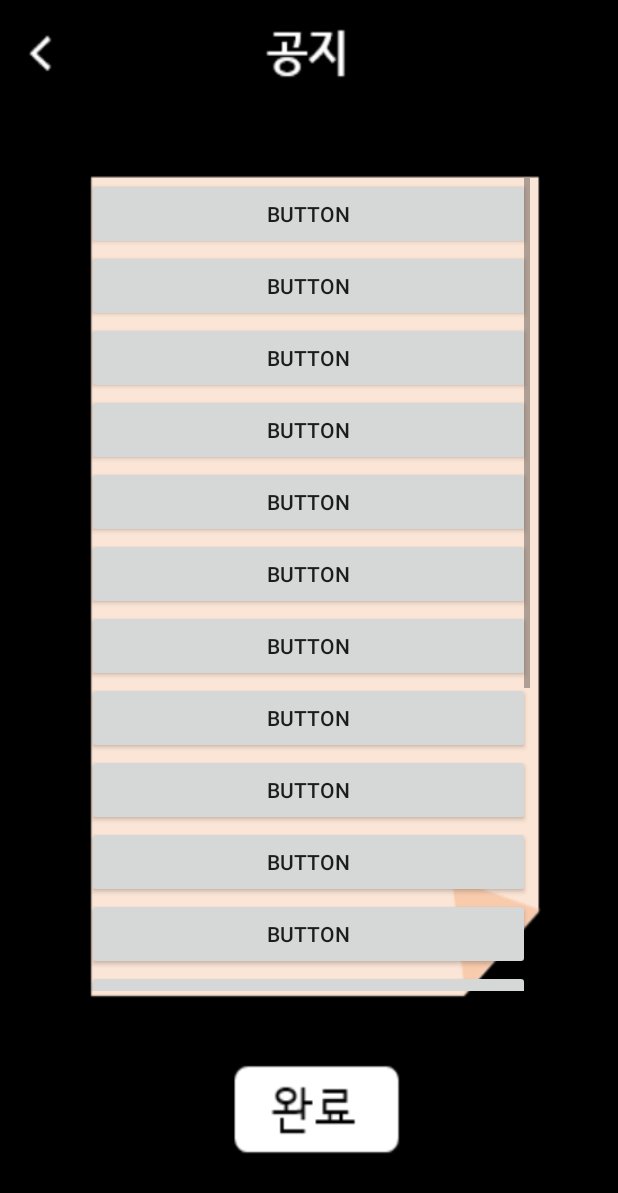
After one commit to FireProject/Kotlin, an Android app: the layout activity_notice.xml on its own in the app's theme, with its tools: preview values and no code run, on a phone screen of 412 x 824 dp. The commit adds this screen. Shown: the top 1193 px of the screen. Run offline under Robolectric (Android 15) with nearby library versions, the phone set to English and light mode, and no system bars.

Commit message:
03/22 : PPT11(공지) 대충 만들기
- DB : 화요일
- 공지 페이지 대충 만들기 완료
- 집 : ScrollView -> Edittext 작업하기.
- scroll이 frame layout 상속 받아서 edittext 쉽게 작업 될 것.

```diff
--- a/app/src/main/AndroidManifest.xml
+++ b/app/src/main/AndroidManifest.xml
@@ -12,8 +12,9 @@
         android:roundIcon="@mipmap/ic_burning_up_round"
         android:supportsRtl="true"
         android:theme="@style/Theme.AppCompat.Light.NoActionBar">
-        <activity android:name=".CustomDialog"
-            tools:ignore="Instantiatable"></activity>
+        <activity
+            android:name=".CustomDialog"
+            tools:ignore="Instantiatable" />
         <activity android:name=".SplashActivity">
             <intent-filter>
                 <action android:name="android.intent.action.MAIN" />
@@ -25,6 +26,7 @@
         <activity android:name=".RegisterActivity" />
         <activity android:name=".LoginActivity" />
         <activity android:name=".AddChatRoomActivity" />
+        <activity android:name=".NoticeActivity"></activity>
     </application>
 
 </manifest>
--- a/app/src/main/java/com/example/BurningUp/AddChatRoomActivity.kt
+++ b/app/src/main/java/com/example/BurningUp/AddChatRoomActivity.kt
@@ -48,12 +48,16 @@ class AddChatRoomActivity : AppCompatActivity()
         mBinding = ActivityAddChatRoomBinding.inflate(layoutInflater)
         setContentView(binding.root)
 
-        OpenDialog()
-
+        //DB method
         database = FirebaseDatabase.getInstance().getReference()
         database.child("Rooms").child("curPerson").setValue(3)
+        //TestFirebase()
 
-        //TestFirebase()
+        //Move other Page Method
+        OpenDialog()
+        OpenNotice()
+
+        //Layout Method
         MakeBaseSeekBar()
         ChangeSeekBar()
         ChangeRadioBox()
@@ -122,6 +126,14 @@ class AddChatRoomActivity : AppCompatActivity()
         }
     }
 
+    fun OpenNotice()
+    {
+        binding.btnNotice.setOnClickListener {
+            val intent = Intent(this, NoticeActivity::class.java);
+            startActivity(intent)
+        }
+    }
+
     /*
     fun TestFirebase()
     {
--- /dev/null
+++ b/app/src/main/java/com/example/BurningUp/NoticeActivity.kt
@@ -0,0 +1,20 @@
+package com.example.BurningUp
+
+import androidx.appcompat.app.AppCompatActivity
+import android.os.Bundle
+import com.example.BurningUp.databinding.ActivityAddChatRoomBinding
+import com.example.BurningUp.databinding.ActivityLoginBinding
+import com.example.BurningUp.databinding.ActivityNoticeBinding
+
+class NoticeActivity : AppCompatActivity()
+{
+    private var mBinding: ActivityNoticeBinding? = null
+    private val binding get() = mBinding!!
+
+    override fun onCreate(savedInstanceState: Bundle?)
+    {
+        super.onCreate(savedInstanceState)
+        mBinding = ActivityNoticeBinding.inflate(layoutInflater)
+        setContentView(binding.root)
+    }
+}
--- a/app/src/main/res/layout/activity_add_chat_room.xml
+++ b/app/src/main/res/layout/activity_add_chat_room.xml
@@ -25,6 +25,12 @@
             android:layout_width="match_parent"
             android:layout_height="wrap_content"
             android:text="dialog로 가자" />
+
+        <Button
+            android:id="@+id/btn_notice"
+            android:layout_width="match_parent"
+            android:layout_height="wrap_content"
+            android:text="Notice로 가자" />
 
         <Space
             android:layout_width="match_parent"
--- /dev/null
+++ b/app/src/main/res/layout/activity_notice.xml
@@ -0,0 +1,173 @@
+<?xml version="1.0" encoding="utf-8"?>
+<LinearLayout
+    xmlns:android="http://schemas.android.com/apk/res/android"
+    xmlns:app="http://schemas.android.com/apk/res-auto"
+    android:orientation="vertical"
+    android:id="@+id/LL_1"
+    android:layout_width="match_parent"
+    android:layout_height="match_parent"
+    android:background="@drawable/notice">
+
+    <Space
+        android:layout_width="match_parent"
+        android:layout_height="0dp"
+        android:layout_weight="2.2"/>
+
+    <LinearLayout
+        android:layout_width="match_parent"
+        android:layout_height="0dp"
+        android:orientation="horizontal"
+        android:layout_weight="10">
+
+        <Space
+            android:layout_width="0dp"
+            android:layout_height="match_parent"
+            android:layout_weight="1" />
+
+        <ScrollView
+            android:layout_width="0dp"
+            android:layout_height="match_parent"
+            android:layout_weight="5.1">
+
+            <LinearLayout
+                android:layout_width="match_parent"
+                android:layout_height="wrap_content"
+                android:orientation="vertical">
+
+                <Button
+                    android:id="@+id/button1"
+                    android:layout_width="match_parent"
+                    android:layout_height="wrap_content"
+                    android:text="Button" />
+                <Button
+                    android:id="@+id/button2"
+                    android:layout_width="match_parent"
+                    android:layout_height="wrap_content"
+                    android:text="Button" /><Button
+                android:id="@+id/button3"
+                android:layout_width="match_parent"
+                android:layout_height="wrap_content"
+                android:text="Button" /><Button
+                android:id="@+id/button4"
+                android:layout_width="match_parent"
+                android:layout_height="wrap_content"
+                android:text="Button" />
+                <Button
+                    android:id="@+id/button5"
+                    android:layout_width="match_parent"
+                    android:layout_height="wrap_content"
+                    android:text="Button" /><Button
+                android:id="@+id/button6"
+                android:layout_width="match_parent"
+                android:layout_height="wrap_content"
+                android:text="Button" /><Button
+                android:id="@+id/button7"
+                android:layout_width="match_parent"
+                android:layout_height="wrap_content"
+                android:text="Button" /><Button
+                android:id="@+id/button8"
+                android:layout_width="match_parent"
+                android:layout_height="wrap_content"
+                android:text="Button" /><Button
+                android:id="@+id/button9"
+                android:layout_width="match_parent"
+                android:layout_height="wrap_content"
+                android:text="Button" />
+                <Button
+                    android:id="@+id/button13"
+                    android:layout_width="match_parent"
+                    android:layout_height="wrap_content"
+                    android:text="Button" />
+                <Button
+                    android:id="@+id/button23"
+                    android:layout_width="match_parent"
+                    android:layout_height="wrap_content"
+                    android:text="Button" />
+                <Button
+                    android:id="@+id/button33"
+                    android:layout_width="match_parent"
+                    android:layout_height="wrap_content"
+                    android:text="Button" />
+                <Button
+                    android:id="@+id/button43"
+                    android:layout_width="match_parent"
+                    android:layout_height="wrap_content"
+                    android:text="Button" />
+                <Button
+                    android:id="@+id/button53"
+                    android:layout_width="match_parent"
+                    android:layout_height="wrap_content"
+                    android:text="Button" />
+                <Button
+                    android:id="@+id/button63"
+                    android:layout_width="match_parent"
+                    android:layout_height="wrap_content"
+                    android:text="Button" />
+                <Button
+                    android:id="@+id/button73"
+                    android:layout_width="match_parent"
+                    android:layout_height="wrap_content"
+                    android:text="Button" />
+                <Button
+                    android:id="@+id/button83"
+                    android:layout_width="match_parent"
+                    android:layout_height="wrap_content"
+                    android:text="Button" />
+                <Button
+                    android:id="@+id/button93"
+                    android:layout_width="match_parent"
+                    android:layout_height="wrap_content"
+                    android:text="Button" />
+
+
+
+
+
+
+
+            </LinearLayout>
+        </ScrollView>
+
+        <Space
+            android:layout_width="0dp"
+            android:layout_height="match_parent"
+            android:layout_weight="1" />
+
+    </LinearLayout>
+
+    <Space
+        android:layout_width="match_parent"
+        android:layout_height="0dp"
+        android:layout_weight="0.9"/>
+
+    <LinearLayout
+        android:layout_width="match_parent"
+        android:layout_height="0dp"
+        android:layout_weight="1.1"
+        android:orientation="horizontal">
+
+        <Space
+            android:layout_width="0dp"
+            android:layout_height="match_parent"
+            android:layout_weight="1" />
+
+        <Button
+            android:id="@+id/button"
+            android:layout_width="0dp"
+            android:layout_height="match_parent"
+            android:layout_weight="0.7"
+            android:background="#00ff0000"
+            android:text="" />
+
+
+        <Space
+            android:layout_width="0dp"
+            android:layout_height="match_parent"
+            android:layout_weight="1" />
+    </LinearLayout>
+
+    <Space
+        android:layout_width="match_parent"
+        android:layout_height="0dp"
+        android:layout_weight="1"/>
+</LinearLayout>
```
Also changed, not shown: app/src/main/res/drawable/notice.png (added).
